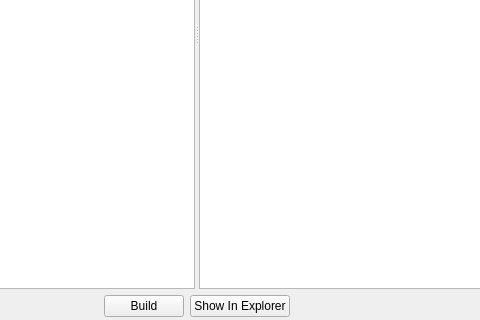
The window that editor/echo/Editor/UI/BuildWindow/BuildWindow.ui (timi-liuliang/echo) describes before a commit, drawn with Qt 5; both pictures show x 260 to 740 and y 225 to 545 of the 914 by 545 pixel window.
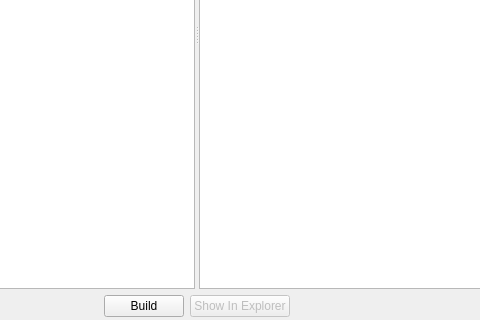
The same window after the commit. Custom widgets are drawn as their Qt base class.

The edit to the form file:
```diff
--- a/editor/echo/Editor/UI/BuildWindow/BuildWindow.ui
+++ b/editor/echo/Editor/UI/BuildWindow/BuildWindow.ui
@@ -64,6 +64,9 @@
       </item>
       <item>
        <widget class="QPushButton" name="m_showInExplorerButton">
+        <property name="enabled">
+         <bool>false</bool>
+        </property>
         <property name="text">
          <string>Show In Explorer</string>
         </property>
```
